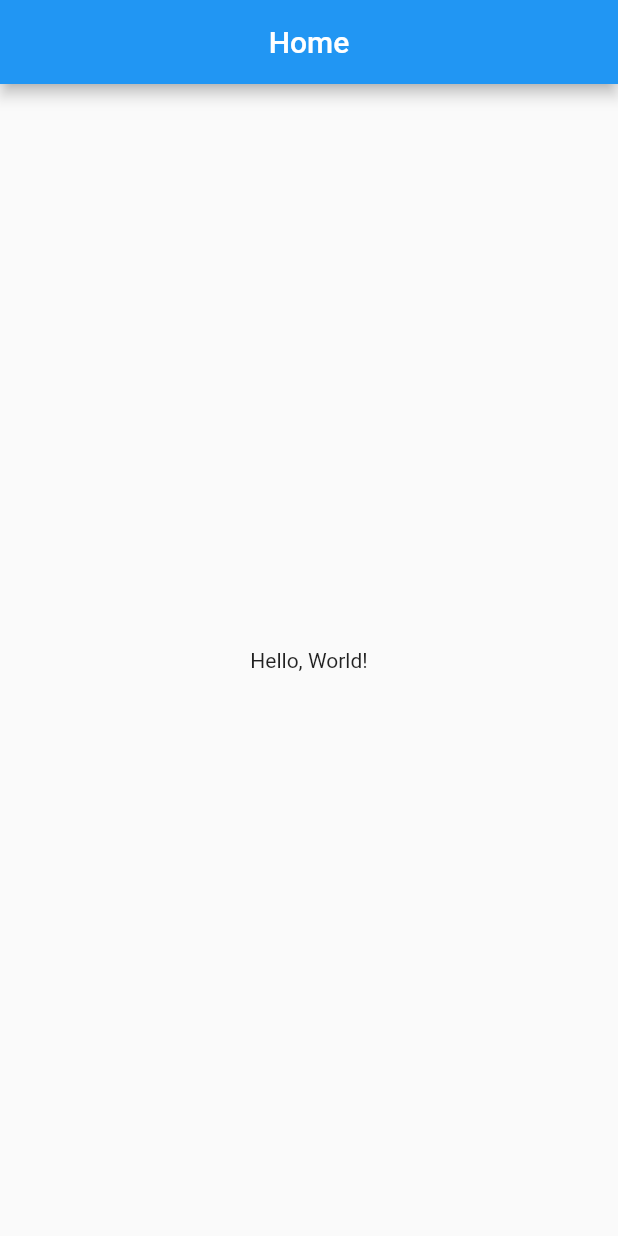
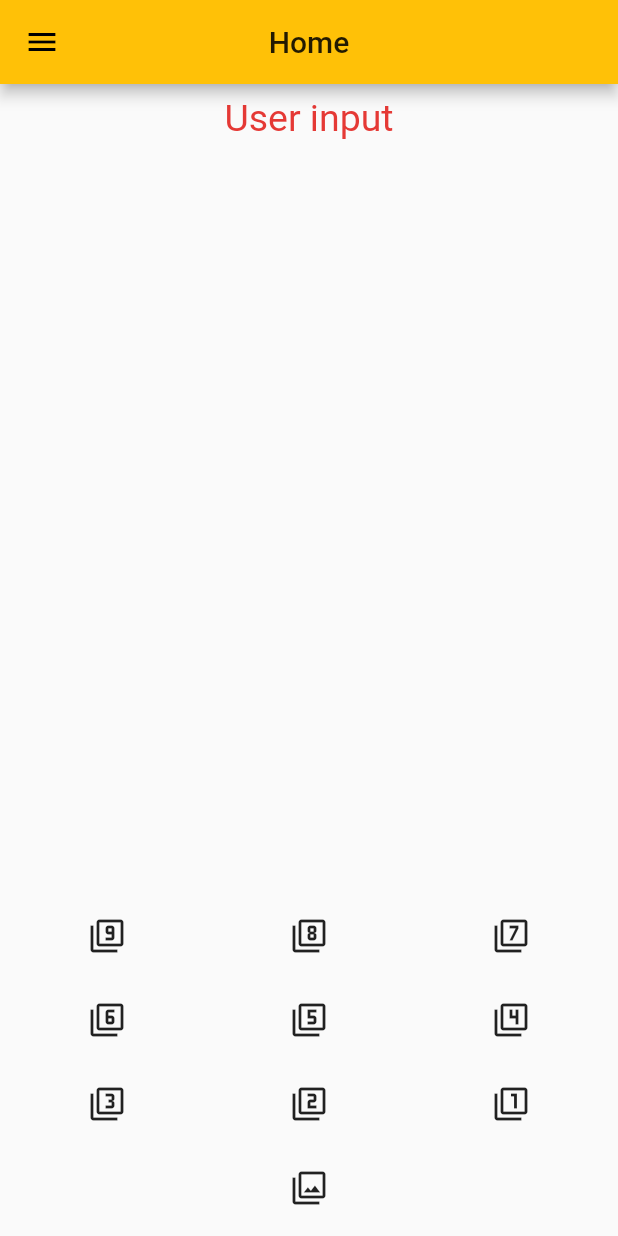
Before and after one commit to omdxp/save_call, a Flutter app: the screen it shows after launch, on a phone screen of 412 x 824 dp. Run offline on Flutter 3.47's test engine with Material 2 defaults, Android fonts, the phone set to English and light mode, and no system bars.

Commit message:
draw basic home ui 🧱

```diff
--- a/lib/main.dart
+++ b/lib/main.dart
@@ -11,7 +11,7 @@ class MyApp extends StatelessWidget {
     return MaterialApp(
         title: 'Flutter Demo',
         theme: ThemeData(
-          primarySwatch: Colors.blue,
+          primarySwatch: Colors.amber,
         ),
         home: Home());
   }
--- a/lib/screens/home.dart
+++ b/lib/screens/home.dart
@@ -1,4 +1,5 @@
 import 'package:flutter/material.dart';
+import 'package:save_call/utils/constants.dart';
 
 class Home extends StatefulWidget {
   @override
@@ -13,11 +14,134 @@ class _HomeState extends State<Home> {
         centerTitle: true,
         title: Text('Home'),
       ),
-      body: Container(
-        child: Center(
-          child: Text('Hello, World!'),
+      drawer: Drawer(
+        elevation: 8.5,
+        child: Column(
+          crossAxisAlignment: CrossAxisAlignment.start,
+          children: [
+            SizedBox(
+              height: 100,
+            ),
+            Text(
+              'Profile',
+              style: TextStyle(fontSize: FONT_SIZE_TEXT),
+            ),
+            SizedBox(
+              height: SPACE_HEIGHT,
+            ),
+            Text(
+              'Calls',
+              style: TextStyle(fontSize: FONT_SIZE_TEXT),
+            ),
+            SizedBox(
+              height: SPACE_HEIGHT,
+            ),
+            Text(
+              'Parameters',
+              style: TextStyle(fontSize: FONT_SIZE_TEXT),
+            ),
+          ],
         ),
       ),
+      body: Container(
+          padding: EdgeInsets.all(8),
+          child: Column(
+            mainAxisAlignment: MainAxisAlignment.spaceBetween,
+            children: [
+              Text(
+                'User input',
+                style: TextStyle(fontSize: 25, color: Colors.red[600]),
+              ),
+              Container(
+                child: Column(
+                  children: [
+                    Row(
+                      mainAxisAlignment: MainAxisAlignment.spaceEvenly,
+                      children: [
+                        IconButton(
+                          icon: Icon(Icons.filter_9),
+                          onPressed: () => {},
+                        ),
+                        SizedBox(
+                          width: SPACE_WIDTH,
+                        ),
+                        IconButton(
+                          icon: Icon(Icons.filter_8),
+                          onPressed: () => {},
+                        ),
+                        SizedBox(
+                          width: SPACE_WIDTH,
+                        ),
+                        IconButton(
+                          icon: Icon(Icons.filter_7),
+                          onPressed: () => {},
+                        )
+                      ],
+                    ),
+                    SizedBox(
+                      height: SPACE_HEIGHT,
+                    ),
+                    Row(
+                      mainAxisAlignment: MainAxisAlignment.spaceEvenly,
+                      children: [
+                        IconButton(
+                          icon: Icon(Icons.filter_6),
+                          onPressed: () => {},
+                        ),
+                        SizedBox(
+                          width: SPACE_WIDTH,
+                        ),
+                        IconButton(
+                          icon: Icon(Icons.filter_5),
+                          onPressed: () => {},
+                        ),
+                        SizedBox(
+                          width: SPACE_WIDTH,
+                        ),
+                        IconButton(
+                          icon: Icon(Icons.filter_4),
+                          onPressed: () => {},
+                        )
+                      ],
+                    ),
+                    SizedBox(
+                      height: SPACE_HEIGHT,
+                    ),
+                    Row(
+                      mainAxisAlignment: MainAxisAlignment.spaceEvenly,
+                      children: [
+                        IconButton(
+                          icon: Icon(Icons.filter_3),
+                          onPressed: () => {},
+                        ),
+                        SizedBox(
+                          width: SPACE_WIDTH,
+                        ),
+                        IconButton(
+                          icon: Icon(Icons.filter_2),
+                          onPressed: () => {},
+                        ),
+                        SizedBox(
+                          width: SPACE_WIDTH,
+                        ),
+                        IconButton(
+                          icon: Icon(Icons.filter_1),
+                          onPressed: () => {},
+                        )
+                      ],
+                    ),
+                    SizedBox(
+                      height: SPACE_HEIGHT,
+                    ),
+                    IconButton(
+                      icon: Icon(Icons.filter),
+                      onPressed: () => {},
+                    )
+                  ],
+                ),
+              )
+            ],
+          )),
     );
   }
 }
--- /dev/null
+++ b/lib/utils/constants.dart
@@ -0,0 +1,8 @@
+// font size constants
+const double FONT_SIZE_TEXT = 25;
+const double FONT_SIZE_TITLE = 75;
+const double FONT_SIZE_SUBTITLE = 45;
+
+// spaces constants
+const double SPACE_HEIGHT = 8;
+const double SPACE_WIDTH = 8;
```
